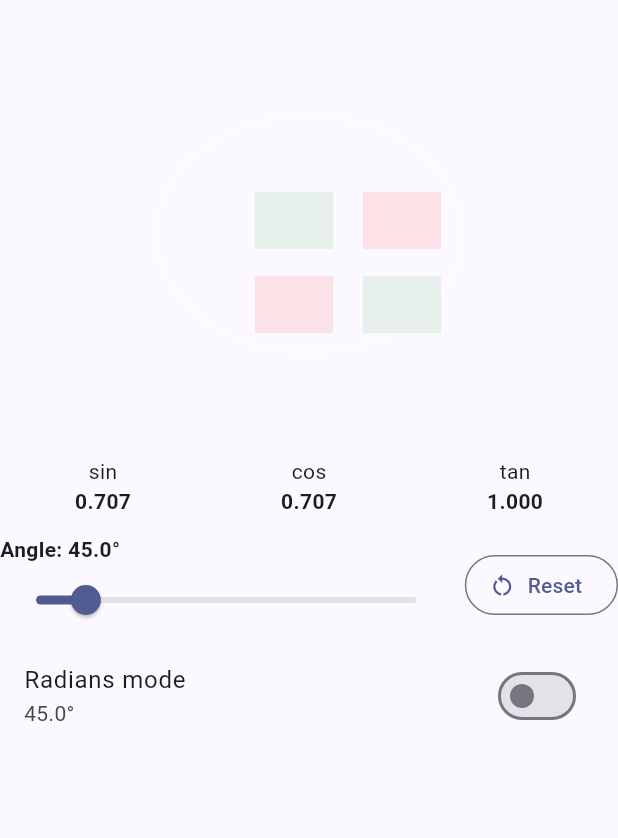
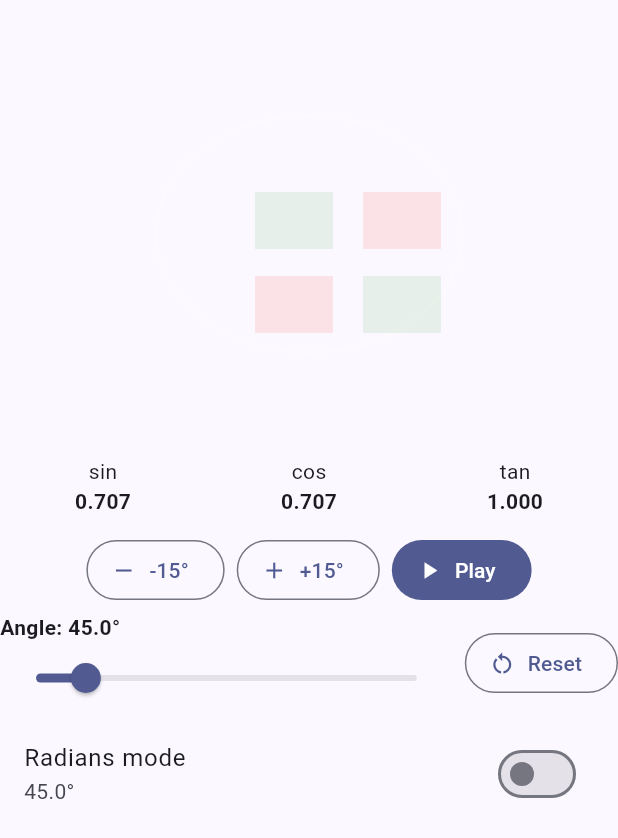
Before and after one commit to sashank33v/patashala, a Flutter app: the UnitCircleVisualizer widget shown alone on an empty page, opened directly, on a phone screen of 412 x 824 dp. Shown: the top 838 px of the screen. Run offline on Flutter 3.47's test engine with Material 3 defaults, Android fonts, the phone set to English and light mode, and no system bars; our stand-ins replace fl_chart; network calls fail.

Commit message:
Fix angle rotation with explicit play/pause and step controls

```diff
--- a/frontend/lib/widgets/trig_visualizations.dart
+++ b/frontend/lib/widgets/trig_visualizations.dart
@@ -132,9 +132,30 @@ class UnitCircleVisualizer extends StatefulWidget {
   State<UnitCircleVisualizer> createState() => _UnitCircleVisualizerState();
 }
 
-class _UnitCircleVisualizerState extends State<UnitCircleVisualizer> {
+class _UnitCircleVisualizerState extends State<UnitCircleVisualizer>
+    with SingleTickerProviderStateMixin {
   double angle = 45;
   bool radians = false;
+  bool autoRotate = false;
+  late final AnimationController _rotationController;
+
+  @override
+  void initState() {
+    super.initState();
+    _rotationController = AnimationController(vsync: this, duration: const Duration(seconds: 10))
+      ..addListener(() {
+        if (!autoRotate) return;
+        setState(() {
+          angle = (_rotationController.value * 360) % 360;
+        });
+      });
+  }
+
+  @override
+  void dispose() {
+    _rotationController.dispose();
+    super.dispose();
+  }
 
   @override
   Widget build(BuildContext context) {
@@ -167,6 +188,35 @@ class _UnitCircleVisualizerState extends State<UnitCircleVisualizer> {
             ],
           ),
           const SizedBox(height: 8),
+          Wrap(
+            spacing: 8,
+            runSpacing: 8,
+            children: [
+              OutlinedButton.icon(
+                onPressed: () => setState(() => angle = (angle - 15) < 0 ? 360 : angle - 15),
+                icon: const Icon(Icons.remove),
+                label: const Text('-15°'),
+              ),
+              OutlinedButton.icon(
+                onPressed: () => setState(() => angle = (angle + 15) > 360 ? 0 : angle + 15),
+                icon: const Icon(Icons.add),
+                label: const Text('+15°'),
+              ),
+              FilledButton.icon(
+                onPressed: () {
+                  setState(() => autoRotate = !autoRotate);
+                  if (autoRotate) {
+                    _rotationController.repeat();
+                  } else {
+                    _rotationController.stop();
+                  }
+                },
+                icon: Icon(autoRotate ? Icons.pause : Icons.play_arrow),
+                label: Text(autoRotate ? 'Pause' : 'Play'),
+              ),
+            ],
+          ),
+          const SizedBox(height: 4),
           Row(
             children: [
               Expanded(
```
